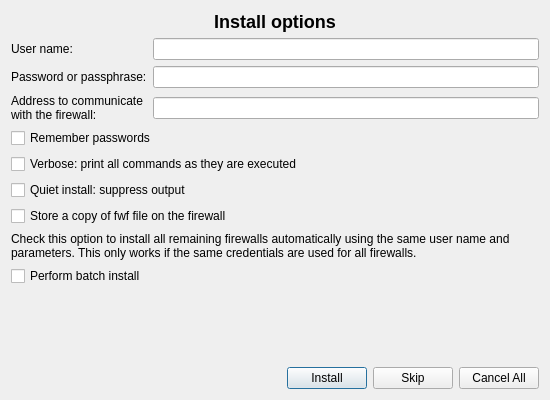
Old version of the form src/firewallfabrik/gui/ui/instoptionsdialog_q.ui in the repository Linuxfabrik/firewallfabrik.
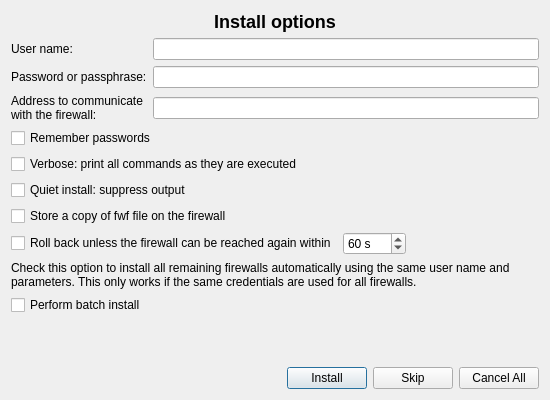
New version of the form.

Commit message: feat(compiler): a rollback timer puts back the ruleset unless the activation is confirmed

Patch:
```diff
--- a/src/firewallfabrik/gui/ui/instoptionsdialog_q.ui
+++ b/src/firewallfabrik/gui/ui/instoptionsdialog_q.ui
@@ -110,6 +110,57 @@
      </property>
     </widget>
    </item>
+   <item>
+    <layout class="QHBoxLayout" name="rollbackLayout">
+     <item>
+      <widget class="QCheckBox" name="rollback">
+       <property name="toolTip">
+        <string>The installer activates the policy, then confirms it over a new SSH
+connection. When that connection cannot be made in time, the firewall puts
+back the ruleset that was running before and keeps booting with the script
+it had, so a policy that locks the installer out undoes itself.</string>
+       </property>
+       <property name="text">
+        <string>Roll back unless the firewall can be reached again within</string>
+       </property>
+      </widget>
+     </item>
+     <item>
+      <widget class="QSpinBox" name="rollbackTimeout">
+       <property name="toolTip">
+        <string>Seconds from the end of the activation until the firewall puts back
+the ruleset that was running before. Allow for the time a new SSH login
+takes, including sudo.</string>
+       </property>
+       <property name="suffix">
+        <string> s</string>
+       </property>
+       <property name="minimum">
+        <number>10</number>
+       </property>
+       <property name="maximum">
+        <number>3600</number>
+       </property>
+       <property name="value">
+        <number>60</number>
+       </property>
+      </widget>
+     </item>
+     <item>
+      <spacer name="rollbackSpacer">
+       <property name="orientation">
+        <enum>Qt::Orientation::Horizontal</enum>
+       </property>
+       <property name="sizeHint" stdset="0">
+        <size>
+         <width>0</width>
+         <height>0</height>
+        </size>
+       </property>
+      </spacer>
+     </item>
+    </layout>
+   </item>
    <item>
     <widget class="QLabel" name="batchInstallText">
      <property name="text">
```
Left out of the diff: 18 changed lines with no effect on the pictures. The commit also changes 230 other files.
